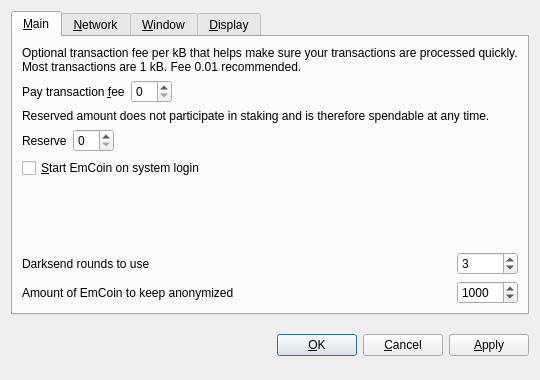
Old version of the form src/qt/forms/optionsdialog.ui in the repository Exclusive-Masternode-Coin/EMC.
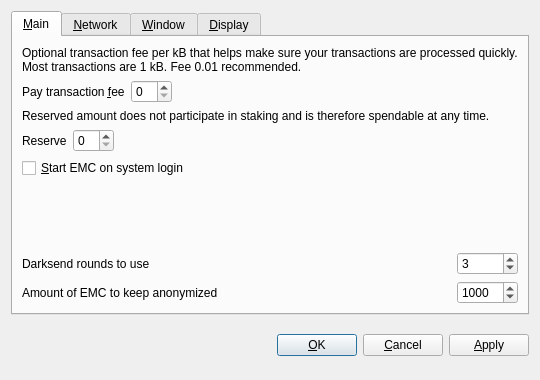
New version of the form. Custom widgets are drawn as their Qt base class.

```diff
--- a/src/qt/forms/optionsdialog.ui
+++ b/src/qt/forms/optionsdialog.ui
@@ -128,7 +128,7 @@
           <string>Automatically start EmCoin after logging in to the system.</string>
          </property>
          <property name="text">
-          <string>&amp;Start EmCoin on system login</string>
+          <string>&amp;Start EMC on system login</string>
          </property>
         </widget>
        </item>
@@ -186,7 +186,7 @@
           <string notr="true"/>
          </property>
          <property name="text">
-          <string>Amount of EmCoin to keep anonymized</string>
+          <string>Amount of EMC to keep anonymized</string>
          </property>
         </widget>
        </item>
```
Left out of the diff: 10 changed lines with no effect on the pictures.
